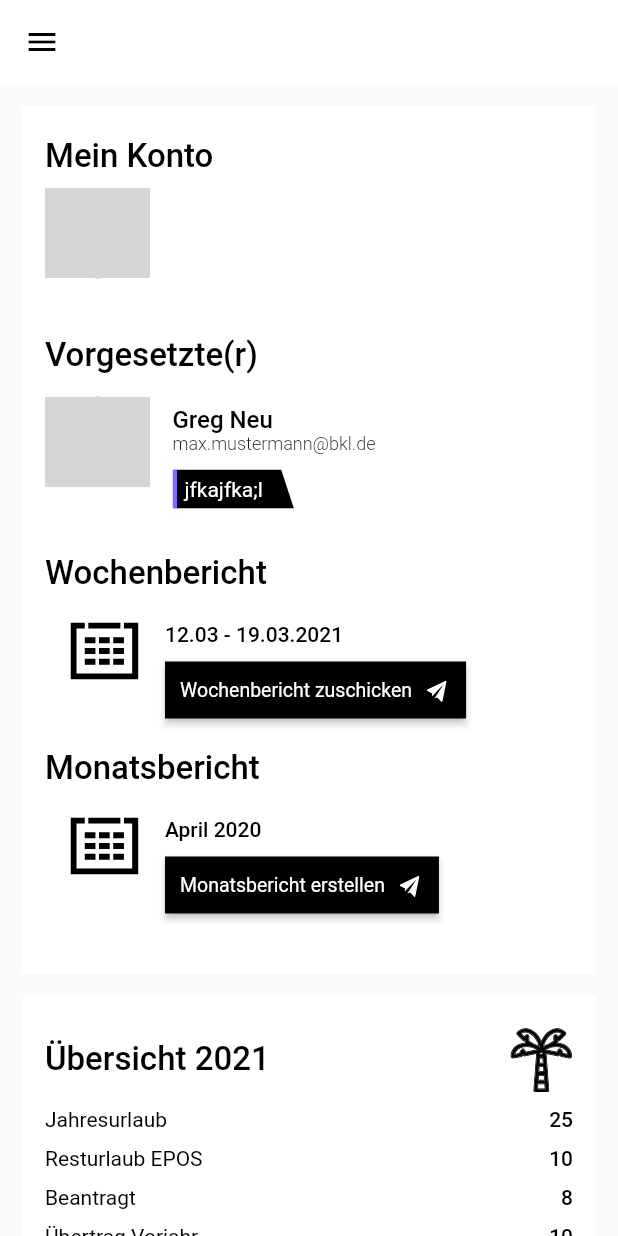
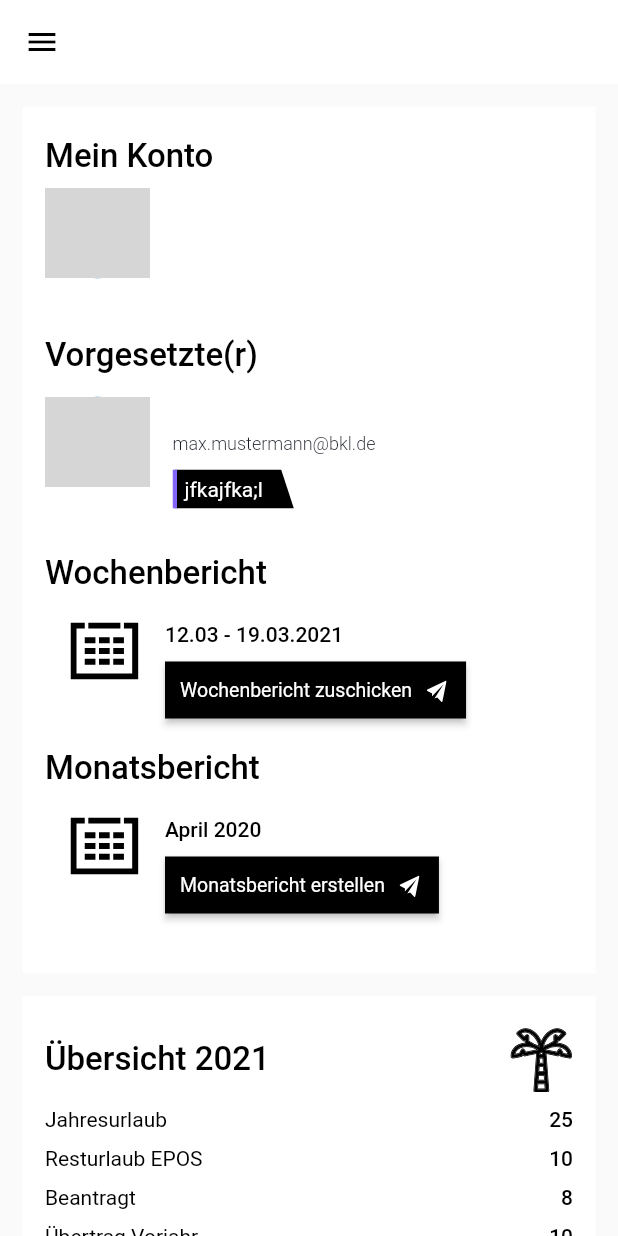
Before and after one commit to airacalins/ffuf_bootcamp_exam, a Flutter app: the AccountScreen screen opened directly with empty values, on a phone screen of 412 x 824 dp. Run offline on Flutter 3.47's test engine with Material 2 defaults, Android fonts, the phone set to English and light mode, and no system bars; our stand-ins replace async_redux, cloud_firestore, firebase_core, flutter_svg, freezed_annotation; accounts and stored records are empty; network calls fail; Roboto replaces fonts that are missing (Poppins); statements that could not run were skipped; grey boxes are pictures that could not be loaded.

Commit message:
added user account screen

```diff
--- a/lib/actions/users_actions/set_login_user.dart
+++ b/lib/actions/users_actions/set_login_user.dart
@@ -7,7 +7,7 @@ class SetLoginUser extends ReduxAction<AppState> {
   @override
   Future<AppState?> reduce() async {
     try {
-      return state.copyWith(loginUser: state.users.first);
+      return state.copyWith(loggedInUser: state.users.first);
     } on Exception catch (e) {
       print(e);
     }
--- a/lib/features/account/account_page.dart
+++ b/lib/features/account/account_page.dart
@@ -15,11 +15,7 @@ class AccountPage extends StatelessWidget {
     return StoreConnector<AppState, AccountViewModel>(
       vm: () => AccountFactory(this),
       onInit: (store) async {},
-      builder: (context, vm) => vm.unionPageState.when(
-        (loginUser) => AccountScreen(user: loginUser!),
-        loading: () => const LoadingScreen(),
-        error: (message) => Scaffold(body: Center(child: Text(message!))),
-      ),
+      builder: (context, vm) => AccountScreen(user: vm.loggedInUser, superior: vm.superior),
     );
   }
 }
--- a/lib/firebase_services/user_services.dart
+++ b/lib/firebase_services/user_services.dart
@@ -8,11 +8,7 @@ class UserServices {
   List<User> get users => _users;
 
   Future<void> fetchUsers() async {
-    Stream<List<User>> userStream = FirebaseFirestore.instance
-        .collection('users')
-        .snapshots()
-        .map((snapshot) =>
-            snapshot.docs.map((doc) => User.fromJson(doc.data())).toList());
+    Stream<List<User>> userStream = FirebaseFirestore.instance.collection('users').snapshots().map((snapshot) => snapshot.docs.map((doc) => User.fromJson(doc.data())).toList());
     _users = await userStream.first;
   }
 }
--- a/lib/models/user/user.dart
+++ b/lib/models/user/user.dart
@@ -16,6 +16,7 @@ class User with _$User {
     required String telephone,
     required String fax,
     required String mobile,
+    required String superiorId,
   }) = _User;
 
   factory User.fromJson(Map<String, dynamic> json) => _$UserFromJson(json);
--- a/lib/screens/account/account_screen.dart
+++ b/lib/screens/account/account_screen.dart
@@ -1,5 +1,4 @@
 import 'package:flutter/material.dart';
-import 'package:flutter_svg/svg.dart';
 
 import 'package:ffuf_bootcamp_exam/constants/export_constants.dart';
 import 'package:ffuf_bootcamp_exam/models/export_models.dart';
@@ -8,8 +7,13 @@ import 'package:ffuf_bootcamp_exam/widgets/export_widgets.dart';
 
 class AccountScreen extends StatelessWidget {
   final User user;
+  final User superior;
 
-  const AccountScreen({Key? key, required this.user}) : super(key: key);
+  const AccountScreen({
+    Key? key,
+    required this.user,
+    required this.superior,
+  }) : super(key: key);
 
   @override
   Widget build(BuildContext context) {
@@ -28,12 +32,12 @@ class AccountScreen extends StatelessWidget {
                     fullName: '${user.firstName} ${user.lastName}',
                     email: user.email,
                     position: user.position,
-                    imageUrl: '',
+                    imageUrl: user.imageUrl,
                   ),
                   const SizedBox(height: 30.0),
-                  const UserDetails(
+                  UserDetails(
                     title: vorgesetzter,
-                    fullName: 'Greg Neu',
+                    fullName: '${superior.firstName} ${superior.lastName}',
                     imageUrl: '',
                     email: 'max.mustermann@bkl.de',
                     mobile: '11--22--222',
--- a/lib/screens/business_card/business_card_screen.dart
+++ b/lib/screens/business_card/business_card_screen.dart
@@ -1,12 +1,12 @@
 import 'package:ffuf_bootcamp_exam/widgets/export_widgets.dart';
 import 'package:flutter/material.dart';
 
-class BusinessCard extends StatelessWidget {
-  const BusinessCard({Key? key}) : super(key: key);
+class BusinessCardScreen extends StatelessWidget {
+  const BusinessCardScreen({Key? key}) : super(key: key);
 
   @override
   Widget build(BuildContext context) {
-    return Scaffold(
+    return const Scaffold(
       drawer: SideDrawer(),
       body: Center(child: Text('Business Card')),
     );
--- a/lib/states/app_state.dart
+++ b/lib/states/app_state.dart
@@ -8,12 +8,12 @@ part 'app_state.g.dart';
 class AppState with _$AppState {
   factory AppState({
     required List<User> users,
-    User? loginUser,
+    User? loggedInUser,
   }) = _AppState;
 
   factory AppState.initialState({required}) => AppState(
         users: [],
-        loginUser: null,
+        loggedInUser: null,
       );
 
   factory AppState.fromJson(Map<String, dynamic> json) => _$AppStateFromJson(json);
```
Also changed, not shown: lib/features/account/account_factory.dart (+7 -11 lines), lib/features/account/account_view_model.dart (+7 -3 lines), lib/features/business_card/business_card_factory.dart (added, +24 -0 lines), lib/features/business_card/business_card_page.dart (added, +25 -0 lines), lib/features/business_card/business_card_view_model.dart (added, +12 -0 lines), lib/models/user/user.freezed.dart, lib/models/user/user.g.dart, lib/states/app_state.freezed.dart, lib/states/app_state.g.dart.
